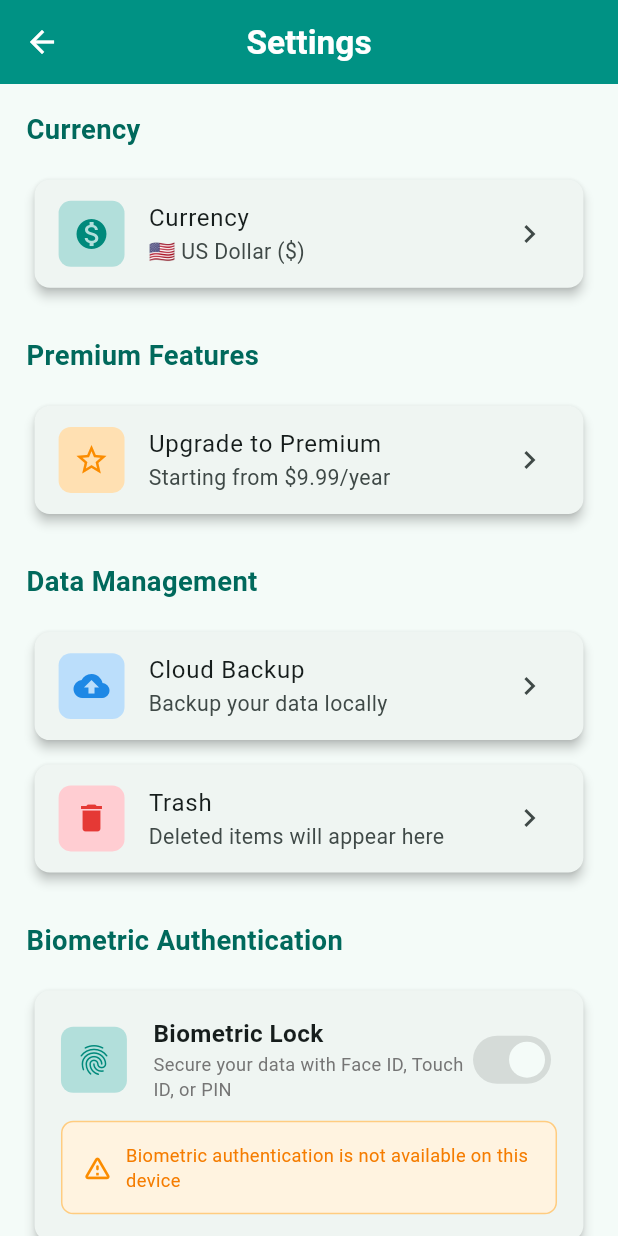
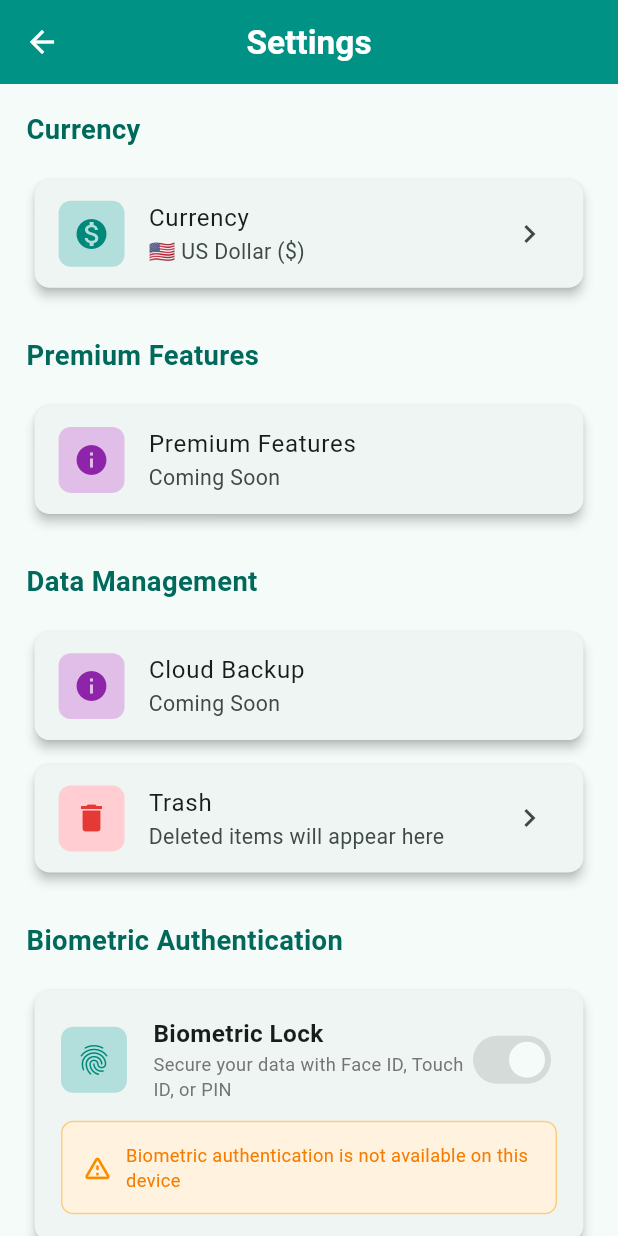
Before and after one commit to Geopaul94/debt_tracker_localdatabase, a Flutter app: the SettingsPage screen opened directly, on a phone screen of 412 x 824 dp. Run offline on Flutter 3.47's test engine with Material 3 defaults, Android fonts, the light colour scheme and no system bars; our stand-ins replace connectivity_plus, dartz, flutter_bloc, flutter_contacts, flutter_screenutil, get_it and 6 more; missing offline and left inert: googleapis, workmanager; accounts and stored records are empty.

Commit message:
premium services and cloud backup hided in the settings

```diff
--- a/lib/presentation/pages/settings_page.dart
+++ b/lib/presentation/pages/settings_page.dart
@@ -53,12 +53,19 @@ class SettingsPage extends StatelessWidget {
             SizedBox(height: 24.h),
 
             _buildSectionHeader('Premium Features'),
-            _buildPremiumTile(context),
 
+            _buildPremiumUnderDevelopment(),
+
+            // _buildSectionHeader('Hybrid Backup'),
+
+            //    _buildPremiumTile(context),
             SizedBox(height: 24.h),
 
             _buildSectionHeader('Data Management'),
-            _buildCloudBackupTile(context),
+
+            //  _buildCloudBackupTile(context),
+            _buildCloudBackupUnderDevelopment(),
+
             _buildTrashTile(context),
 
             SizedBox(height: 24.h),
@@ -444,30 +451,30 @@ class SettingsPage extends StatelessWidget {
     );
   }
 
-  Widget _buildCloudBackupTile(BuildContext context) {
-    return Card(
-      child: ListTile(
-        leading: Container(
-          width: 40.w,
-          height: 40.w,
-          decoration: BoxDecoration(
-            color: Colors.blue[100],
-            borderRadius: BorderRadius.circular(8.r),
-          ),
-          child: Icon(Icons.cloud_upload, color: Colors.blue[600]),
-        ),
-        title: Text('Cloud Backup'),
-        subtitle: Text('Backup your data locally'),
-        trailing: Icon(Icons.chevron_right),
-        onTap: () {
-          Navigator.of(
-            context,
-          ).push(MaterialPageRoute(builder: (context) => CloudBackupPage()));
-          //HybridBackupPage()));
-        },
-      ),
-    );
-  }
+  // Widget _buildCloudBackupTile(BuildContext context) {
+  //   return Card(
+  //     child: ListTile(
+  //       leading: Container(
+  //         width: 40.w,
+  //         height: 40.w,
+  //         decoration: BoxDecoration(
+  //           color: Colors.blue[100],
+  //           borderRadius: BorderRadius.circular(8.r),
+  //         ),
+  //         child: Icon(Icons.cloud_upload, color: Colors.blue[600]),
+  //       ),
+  //       title: Text('Cloud Backup'),
+  //       subtitle: Text('Backup your data locally'),
+  //       trailing: Icon(Icons.chevron_right),
+  //       onTap: () {
+  //         Navigator.of(
+  //           context,
+  //         ).push(MaterialPageRoute(builder: (context) => CloudBackupPage()));
+  //         //HybridBackupPage()));
+  //       },
+  //     ),
+  //   );
+  // }
 
   Widget _buildTrashTile(BuildContext context) {
     return FutureBuilder<int>(
@@ -559,4 +566,44 @@ class SettingsPage extends StatelessWidget {
       ),
     );
   }
+
+  Widget _buildPremiumUnderDevelopment() {
+    return Card(
+      child: ListTile(
+        leading: Container(
+          width: 40.w,
+          height: 40.w,
+          decoration: BoxDecoration(
+            color: Colors.purple[100],
+            borderRadius: BorderRadius.circular(8.r),
+          ),
+          child: Icon(Icons.info, color: Colors.purple[600]),
+        ),
+        title: Text('Premium Features'),
+        subtitle: Text('Coming Soon'),
+     //   trailing: Icon(Icons.chevron_right),
+        onTap: () => _showAppInfoDialog(),
+      ),
+    );
+  }
+
+  Widget _buildCloudBackupUnderDevelopment() {
+    return Card(
+      child: ListTile(
+        leading: Container(
+          width: 40.w,
+          height: 40.w,
+          decoration: BoxDecoration(
+            color: Colors.purple[100],
+            borderRadius: BorderRadius.circular(8.r),
+          ),
+          child: Icon(Icons.info, color: Colors.purple[600]),
+        ),
+        title: Text('Cloud Backup'),
+        subtitle: Text('Coming Soon'),
+       // trailing: Icon(Icons.chevron_right),
+        onTap: () => _showAppInfoDialog(),
+      ),
+    );
+  }
 }
--- a/pubspec.yaml
+++ b/pubspec.yaml
@@ -16,7 +16,7 @@ publish_to: 'none' # Remove this line if you wish to publish to pub.dev
 # https://developer.apple.com/library/archive/documentation/General/Reference/InfoPlistKeyReference/Articles/CoreFoundationKeys.html
 # In Windows, build-name is used as the major, minor, and patch parts
 # of the product and file versions while build-number is used as the build suffix.
-version: 1.0.2+5
+version: 1.0.2+6
 
 environment:
   sdk: ^3.7.2
```
Also changed, not shown: lib/core/services/update_notification_service.dart (+6 -6 lines).
